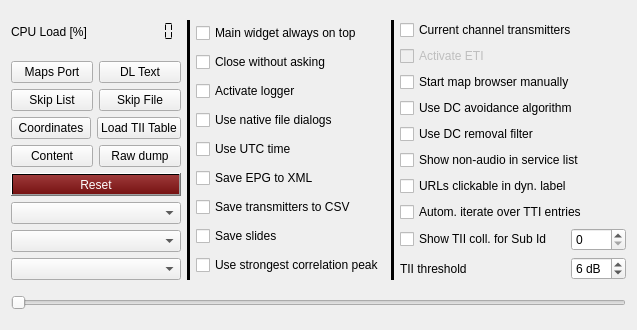
The window that src/configuration/configuration.ui (tomneda/DABstar) describes before a commit, drawn with Qt 5.
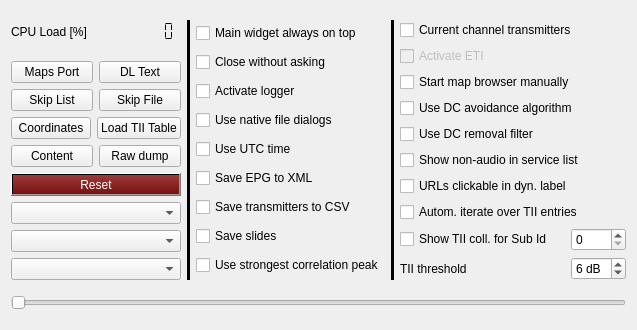
The same window after the commit.

The edit to the form file:
```diff
--- a/src/configuration/configuration.ui
+++ b/src/configuration/configuration.ui
@@ -401,7 +401,7 @@
           <string>&lt;html&gt;&lt;head/&gt;&lt;body&gt;&lt;p&gt;&lt;span style=&quot; font-weight:700;&quot;&gt;Automatically iterate over TII entries&lt;/span&gt;&lt;/p&gt;&lt;p&gt;The TII location list in the main window can be iterated automatically. If not selected then always the first (strongest) TII entry is shown.&lt;/p&gt;&lt;/body&gt;&lt;/html&gt;</string>
          </property>
          <property name="text">
-          <string>Autom. iterate over TTI entries</string>
+          <string>Autom. iterate over TII entries</string>
          </property>
         </widget>
        </item>
```
